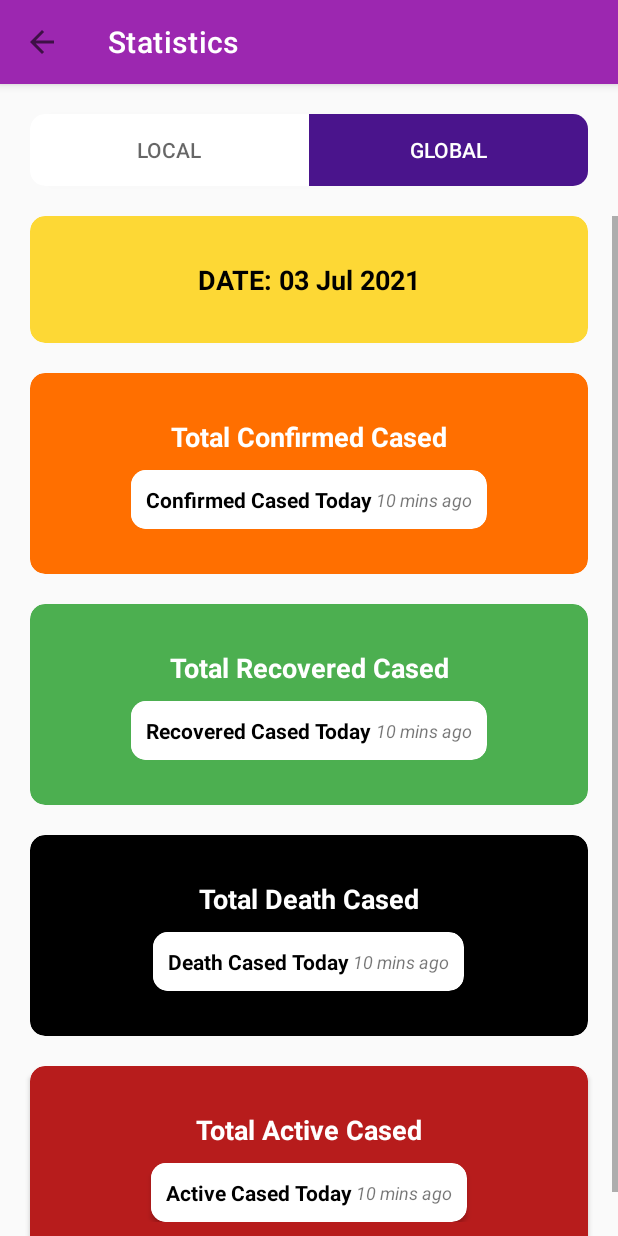
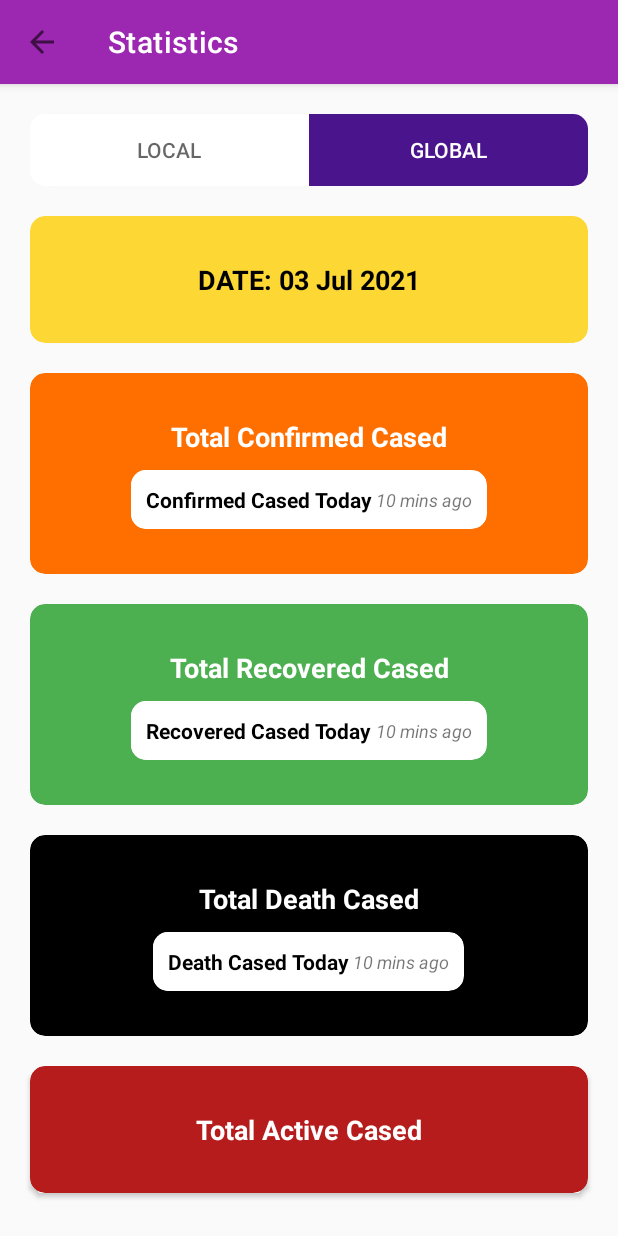
Before and after one commit to shawnawannabe/covidCrackdown, an Android app: the LocalStatsFragment screen opened directly, with no data from a screen before it, tab 2 chosen, on a phone screen of 412 x 824 dp. Run offline under Robolectric (Android 15) with nearby library versions, the light colour scheme and no system bars; our stand-ins replace Volley; network calls fail.

Commit message:
removed active cases today, there is only active cases total

```diff
--- a/app/src/main/java/com/example/covidcrackdown/fragments/GlobalStatsFragment.java
+++ b/app/src/main/java/com/example/covidcrackdown/fragments/GlobalStatsFragment.java
@@ -37,7 +37,6 @@ public class GlobalStatsFragment extends Fragment {
     private TextView deathCasesTotalGlobal;
     private TextView deathCasesTodayGlobal;
     private TextView activeCasesTotalGlobal;
-    private TextView activeCasesTodayGlobal;
     private TextView date;
 
     public GlobalStatsFragment() {
@@ -71,7 +70,6 @@ public class GlobalStatsFragment extends Fragment {
         deathCasesTotalGlobal = view.findViewById(R.id.stats_death_cases_total);
         deathCasesTodayGlobal = view.findViewById(R.id.stats_death_cases_today);
         activeCasesTotalGlobal = view.findViewById(R.id.stats_active_cases_total);
-        activeCasesTodayGlobal = view.findViewById(R.id.stats_active_cases_today);
         date = view.findViewById(R.id.stats_global_date);
 
         DateTimeFormatter dtf = DateTimeFormatter.ofPattern("dd MMM yyyy");
@@ -92,7 +90,6 @@ public class GlobalStatsFragment extends Fragment {
                             String deathCasesTotal = "Total Death cases: \n" + numFormatter(response.get("deaths").toString());
                             String deathCasesToday = "+" + numFormatter(response.get("todayDeaths").toString());
                             String activeCasesTotal = "Total Active cases: \n" + numFormatter(response.get("active").toString());
-                            String activeCasesToday = "+" + numFormatter(response.get("active").toString());
 
                             confirmedCasesTotalGlobal.setText(confirmedCasesTotal);
                             confirmedCasesTodayGlobal.setText(confirmedCasesToday);
@@ -101,7 +98,6 @@ public class GlobalStatsFragment extends Fragment {
                             deathCasesTotalGlobal.setText(deathCasesTotal);
                             deathCasesTodayGlobal.setText(deathCasesToday);
                             activeCasesTotalGlobal.setText(activeCasesTotal);
-                            activeCasesTodayGlobal.setText(activeCasesToday);
 
                         } catch (JSONException e) {
                             e.printStackTrace();
--- a/app/src/main/java/com/example/covidcrackdown/fragments/LocalStatsFragment.java
+++ b/app/src/main/java/com/example/covidcrackdown/fragments/LocalStatsFragment.java
@@ -71,7 +71,6 @@ public class LocalStatsFragment extends Fragment {
         deathCasesTotalLocal = view.findViewById(R.id.stats_local_death_cases_total);
         deathCasesTodayLocal = view.findViewById(R.id.stats_local_death_cases_today);
         activeCasesTotalLocal = view.findViewById(R.id.stats_local_active_cases_total);
-        activeCasesTodayLocal = view.findViewById(R.id.stats_local_active_cases_today);
         date = view.findViewById(R.id.stats_local_date);
 
         DateTimeFormatter dtf = DateTimeFormatter.ofPattern("dd MMM yyyy");
@@ -92,7 +91,6 @@ public class LocalStatsFragment extends Fragment {
                             String deathCasesTotal = "Total Death cases: \n" + numFormatter(response.get("deaths").toString());
                             String deathCasesToday = "+" + numFormatter(response.get("todayDeaths").toString()) + " today";
                             String activeCasesTotal = "Total Active cases: \n" + numFormatter(response.get("active").toString());
-                            String activeCasesToday = "+" + numFormatter(response.get("active").toString()) + " today";
 
                             confirmedCasesTotalLocal.setText(confirmedCasesTotal);
                             confirmedCasesTodayLocal.setText(confirmedCasesToday);
@@ -101,7 +99,6 @@ public class LocalStatsFragment extends Fragment {
                             deathCasesTotalLocal.setText(deathCasesTotal);
                             deathCasesTodayLocal.setText(deathCasesToday);
                             activeCasesTotalLocal.setText(activeCasesTotal);
-                            activeCasesTodayLocal.setText(activeCasesToday);
 
                         } catch (JSONException e) {
                             e.printStackTrace();
--- a/app/src/main/res/layout/fragment_global_stats.xml
+++ b/app/src/main/res/layout/fragment_global_stats.xml
@@ -63,17 +63,6 @@
                             android:layout_gravity="center"
                             android:layout_marginTop="10dp"
                             >
-                            <!--<TextView
-                                android:id="@+id/stats_confirmed_cases_today"
-                                android:layout_width="wrap_content"
-                                android:text="Confirmed Cased Today"
-                                android:layout_height="wrap_content"
-                                android:background="@color/white"
-                                android:padding="10dp"
-                                android:layout_gravity="center"
-                                android:textStyle="bold"
-                                android:textColor="@color/black"
-                                />-->
                             <LinearLayout
                                 android:layout_width="match_parent"
                                 android:layout_height="wrap_content"
@@ -133,17 +122,6 @@
                             android:layout_gravity="center"
                             android:layout_marginTop="10dp"
                             >
-                            <!--<TextView
-                                android:id="@+id/stats_recovered_cases_today"
-                                android:layout_width="wrap_content"
-                                android:text="Recovered Cased Today"
-                                android:layout_height="wrap_content"
-                                android:background="@color/white"
-                                android:padding="10dp"
-                                android:layout_gravity="center"
-                                android:textStyle="bold"
-                                android:textColor="@color/black"
-                                />-->
                             <LinearLayout
                                 android:layout_width="match_parent"
                                 android:layout_height="wrap_content"
@@ -201,17 +179,6 @@
                             app:cardCornerRadius="10dp"
                             android:layout_gravity="center"
                             android:layout_marginTop="10dp">
-                            <!--<TextView
-                                android:id="@+id/stats_death_cases_today"
-                                android:layout_width="wrap_content"
-                                android:text="Death Cased Today"
-                                android:layout_height="wrap_content"
-                                android:background="@color/white"
-                                android:padding="10dp"
-                                android:layout_gravity="center"
-                                android:textStyle="bold"
-                                android:textColor="@color/black"
-                                />-->
                             <LinearLayout
                                 android:layout_width="match_parent"
                                 android:layout_height="wrap_content"
@@ -264,41 +231,6 @@
                             android:textSize="18sp"
                             android:textStyle="bold"
                             android:textColor="@color/white"/>
-                        <androidx.cardview.widget.CardView
-                            android:layout_width="wrap_content"
-                            android:layout_height="wrap_content"
-                            app:cardCornerRadius="10dp"
-                            android:layout_gravity="center"
-                            android:layout_marginTop="10dp"
-                            >
-                            <LinearLayout
-                                android:layout_width="match_parent"
-                                android:layout_height="wrap_content"
-                                android:orientation="horizontal">
-                                <TextView
-                                    android:id="@+id/stats_active_cases_today"
-                                    android:layout_width="wrap_content"
-                                    android:text="Active Cased Today"
-                                    android:layout_height="wrap_content"
-                                    android:background="@color/white"
-                                    android:paddingVertical="10dp"
-                                    android:paddingLeft="10dp"
-                                    android:layout_gravity="center"
-                                    android:textStyle="bold"
-                                    android:textColor="@color/black"
-                                    />
-                                <TextView
-                                    android:layout_width="wrap_content"
-                                    android:layout_height="wrap_content"
-                                    android:text=" 10 mins ago"
-                                    android:textStyle="italic"
-                                    android:textSize="12dp"
-                                    android:layout_gravity="center"
-                                    android:paddingRight="10dp"
-                                    android:paddingVertical="10dp"/>
-                            </LinearLayout>
-
-                        </androidx.cardview.widget.CardView>
                     </LinearLayout>
                 </androidx.cardview.widget.CardView>
             </LinearLayout>
--- a/app/src/main/res/layout/fragment_local_stats.xml
+++ b/app/src/main/res/layout/fragment_local_stats.xml
@@ -186,24 +186,7 @@
                             android:textSize="18sp"
                             android:textStyle="bold"
                             android:textColor="@color/white"/>
-                        <androidx.cardview.widget.CardView
-                            android:layout_width="wrap_content"
-                            android:layout_height="wrap_content"
-                            app:cardCornerRadius="10dp"
-                            android:layout_gravity="center"
-                            android:layout_marginTop="10dp">
-                            <TextView
-                                android:id="@+id/stats_local_active_cases_today"
-                                android:layout_width="wrap_content"
-                                android:text="Active Cased Today"
-                                android:layout_height="wrap_content"
-                                android:background="@color/white"
-                                android:padding="10dp"
-                                android:layout_gravity="center"
-                                android:textStyle="bold"
-                                android:textColor="@color/black"
-                                />
-                        </androidx.cardview.widget.CardView>
+
                     </LinearLayout>
                 </androidx.cardview.widget.CardView>
             </LinearLayout>
```
